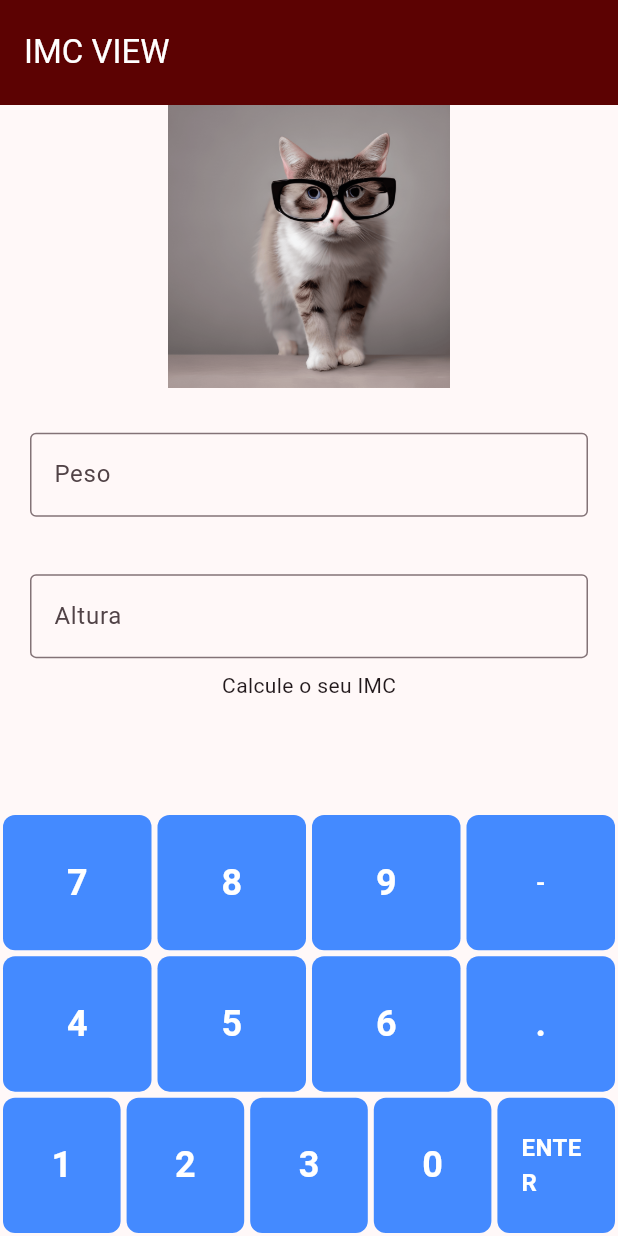
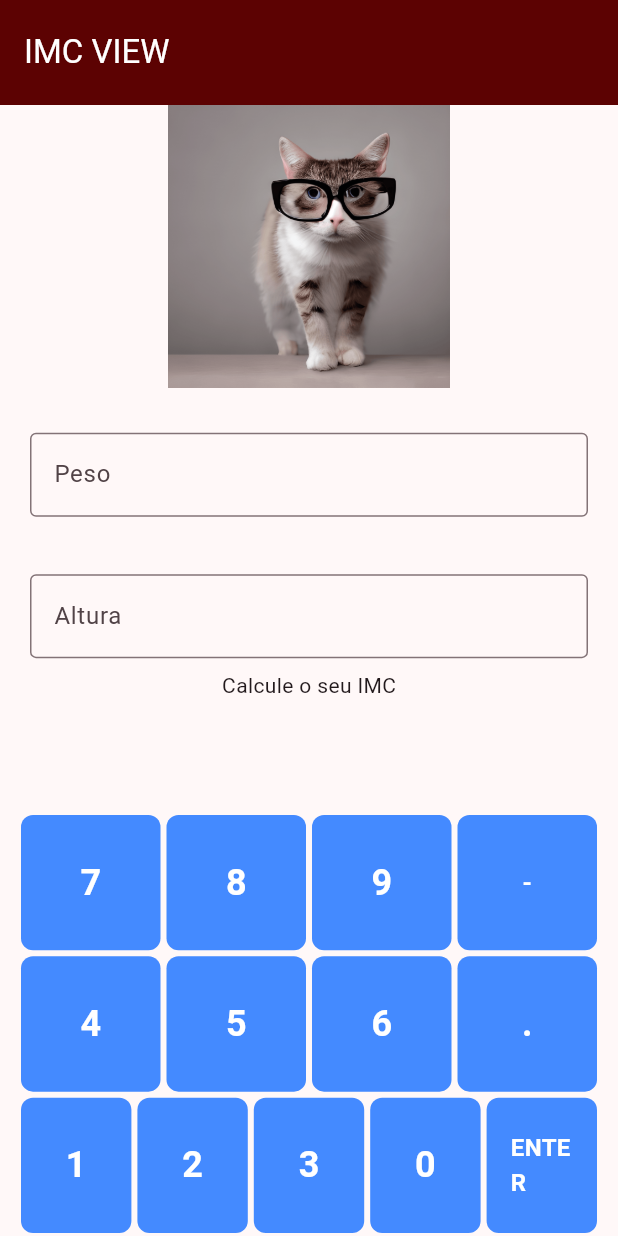
Before and after one commit to selingindev/imc_atividade_fatec_flutter, a Flutter app: the screen it shows after launch, on a phone screen of 412 x 824 dp. Run offline on Flutter 3.47's test engine with Material 3 defaults, Android fonts, the phone set to English and light mode, and no system bars.

Commit message:
padding no containerbuttons

```diff
--- a/lib/src/UI/widgets/container_buttons_widgets.dart
+++ b/lib/src/UI/widgets/container_buttons_widgets.dart
@@ -1,7 +1,5 @@
 import 'package:flutter/material.dart';
 import 'package:imc_atividade_fatec_flutter/src/UI/widgets/button_vallue_widget.dart';
-
-import 'package:imc_atividade_fatec_flutter/src/aplication/controllers/imc_controller.dart';
 
 class ContainerButtonsWidgets extends StatefulWidget {
   final void Function(String) onTapAdicionar;
@@ -25,6 +23,8 @@ class _ContainerButtonsWidgetsState extends State<ContainerButtonsWidgets> {
     return Center(
       child: SizedBox(
         width: double.infinity,
+        child: Padding(
+          padding: EdgeInsets.symmetric(horizontal: 12.0),
           child: Column(
             mainAxisAlignment: MainAxisAlignment.center,
             children: [
@@ -100,6 +100,7 @@ class _ContainerButtonsWidgetsState extends State<ContainerButtonsWidgets> {
             ],
           ),
         ),
+      ),
     );
   }
 }
```
Lines whose indentation alone changed are shown as unchanged.
